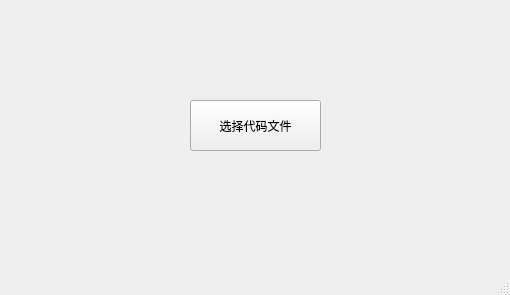
Above: syntaxAnalysis-GUI/code/mainwindow.ui from crazy-fz/homework before the change. Below: the same form after it.
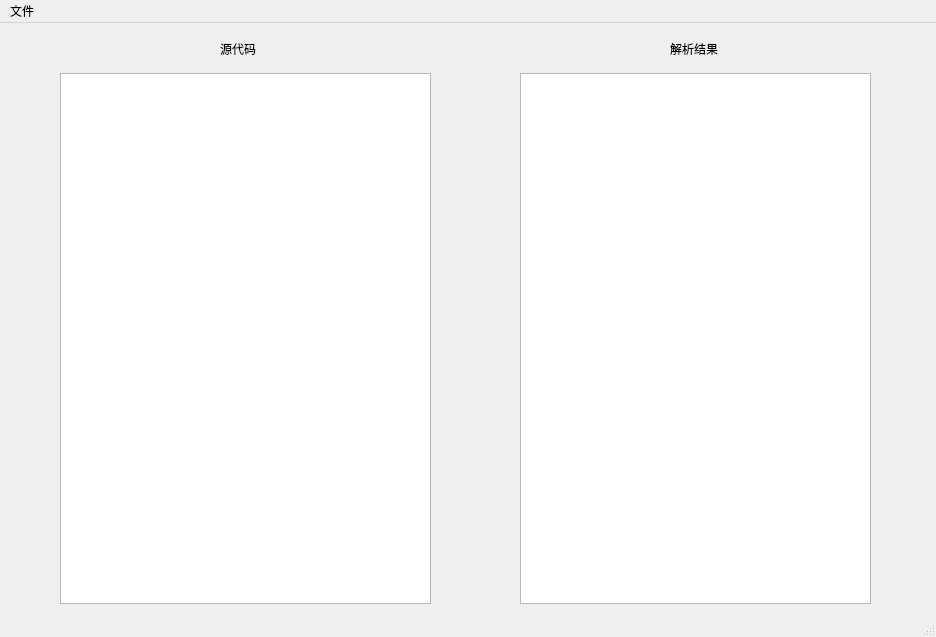
That is the form after the change.

Commit message: 增强图形化、添加压缩功能 图形化：添加输入框、实时解析结果文本框。 实现了代码压缩保存的功能（去掉不影响编译的空字符、注释）

What changed in the file:
```diff
--- a/syntaxAnalysis-GUI/code/mainwindow.ui
+++ b/syntaxAnalysis-GUI/code/mainwindow.ui
@@ -6,25 +6,112 @@
    <rect>
     <x>0</x>
     <y>0</y>
-    <width>510</width>
-    <height>295</height>
+    <width>936</width>
+    <height>637</height>
    </rect>
   </property>
+  <property name="minimumSize">
+   <size>
+    <width>100</width>
+    <height>400</height>
+   </size>
+  </property>
+  <property name="acceptDrops">
+   <bool>false</bool>
+  </property>
   <property name="windowTitle">
    <string>MainWindow</string>
   </property>
   <widget class="QWidget" name="centralwidget">
-   <widget class="QPushButton" name="pushButton">
+   <widget class="QTextEdit" name="codeText">
     <property name="geometry">
      <rect>
-      <x>190</x>
-      <y>100</y>
-      <width>131</width>
-      <height>51</height>
+      <x>60</x>
+      <y>50</y>
+      <width>371</width>
+      <height>531</height>
      </rect>
     </property>
+    <property name="font">
+     <font>
+      <pointsize>16</pointsize>
+     </font>
+    </property>
+    <property name="cursor" stdset="0">
+     <cursorShape>IBeamCursor</cursorShape>
+    </property>
+    <property name="toolTipDuration">
+     <number>-1</number>
+    </property>
+    <property name="layoutDirection">
+     <enum>Qt::LeftToRight</enum>
+    </property>
+    <property name="sizeAdjustPolicy">
+     <enum>QAbstractScrollArea::AdjustIgnored</enum>
+    </property>
+    <property name="documentTitle">
+     <string/>
+    </property>
+    <property name="lineWrapMode">
+     <enum>QTextEdit::NoWrap</enum>
+    </property>
+   </widget>
+   <widget class="QTextEdit" name="outputText">
+    <property name="geometry">
+     <rect>
+      <x>520</x>
+      <y>50</y>
+      <width>351</width>
+      <height>531</height>
+     </rect>
+    </property>
+    <property name="font">
+     <font>
+      <pointsize>16</pointsize>
+     </font>
+    </property>
+    <property name="cursor" stdset="0">
+     <cursorShape>IBeamCursor</cursorShape>
+    </property>
+    <property name="acceptDrops">
+     <bool>false</bool>
+    </property>
+    <property name="lineWrapMode">
+     <enum>QTextEdit::NoWrap</enum>
+    </property>
+    <property name="readOnly">
+     <bool>true</bool>
+    </property>
+   </widget>
+   <widget class="QLabel" name="labelCode">
+    <property name="geometry">
+     <rect>
+      <x>220</x>
+      <y>20</y>
+      <width>54</width>
+      <height>12</height>
+     </rect>
+    </property>
+    <property name="font">
+     <font>
+      <pointsize>9</pointsize>
+     </font>
+    </property>
     <property name="text">
-     <string>选择代码文件</string>
+     <string>源代码</string>
+    </property>
+   </widget>
+   <widget class="QLabel" name="labelOut">
+    <property name="geometry">
+     <rect>
+      <x>670</x>
+      <y>20</y>
+      <width>54</width>
+      <height>12</height>
+     </rect>
+    </property>
+    <property name="text">
+     <string>解析结果</string>
     </property>
    </widget>
   </widget>
@@ -33,10 +120,19 @@
     <rect>
      <x>0</x>
      <y>0</y>
-     <width>510</width>
+     <width>936</width>
      <height>23</height>
     </rect>
    </property>
+   <widget class="QMenu" name="menu">
+    <property name="title">
+     <string>文件</string>
+    </property>
+    <addaction name="loadFile"/>
+    <addaction name="saveFile"/>
+    <addaction name="conpressSave"/>
+   </widget>
+   <addaction name="menu"/>
   </widget>
   <widget class="QStatusBar" name="statusbar"/>
  </widget>
```
Left out of the diff: 35 changed lines with no effect on the pictures. The commit also changes 8 other files.
